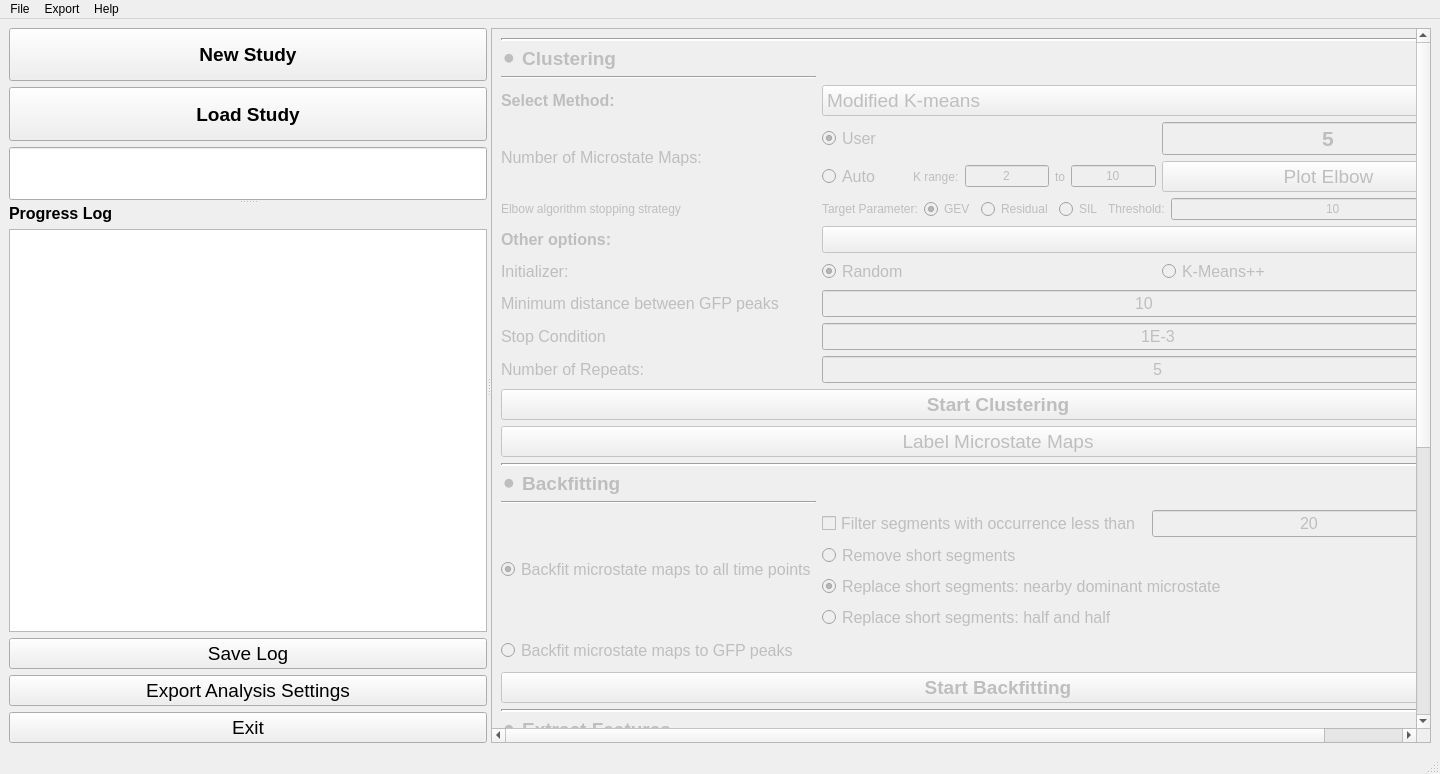
Above: src/main/resources/base/MainMicrostateWindow.ui from eeg-comet/eeg-comet before the change. Below: the same form after it.
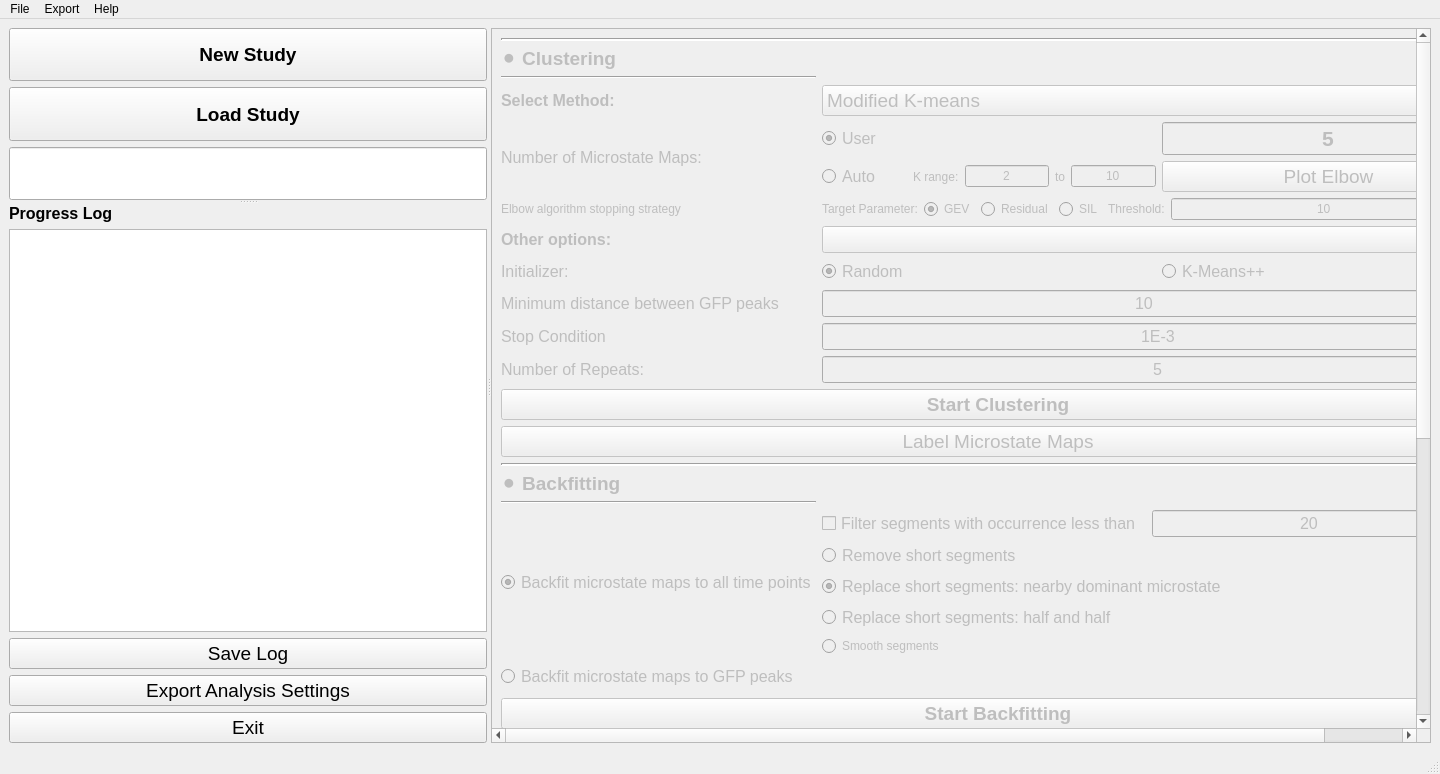
That is the form after the change.

Commit message:
add smooth segments algorithm support
add smooth segments algorithm support in back fitting part
add tbx object file's compatibility for both GUI and Terminal version

Patch:
```diff
--- a/src/main/resources/base/MainMicrostateWindow.ui
+++ b/src/main/resources/base/MainMicrostateWindow.ui
@@ -258,9 +258,9 @@
         <property name="geometry">
          <rect>
           <x>0</x>
-          <y>0</y>
+          <y>-118</y>
           <width>945</width>
-          <height>1167</height>
+          <height>1186</height>
          </rect>
         </property>
         <layout class="QVBoxLayout" name="verticalLayout_5">
@@ -1383,6 +1383,19 @@
                </attribute>
               </widget>
              </item>
+             <item>
+              <widget class="QRadioButton" name="step3_smooth_segments_radio">
+               <property name="enabled">
+                <bool>false</bool>
+               </property>
+               <property name="text">
+                <string>Smooth segments</string>
+               </property>
+               <attribute name="buttonGroup">
+                <string notr="true">buttonGroup_3</string>
+               </attribute>
+              </widget>
+             </item>
             </layout>
            </item>
            <item row="3" column="2">
@@ -1933,6 +1946,16 @@
                  </property>
                 </widget>
                </item>
+               <item>
+                <widget class="QLabel" name="step2_stopping_threshold_percentage_label">
+                 <property name="enabled">
+                  <bool>false</bool>
+                 </property>
+                 <property name="text">
+                  <string>%</string>
+                 </property>
+                </widget>
+               </item>
               </layout>
              </item>
             </layout>
```
Left out of the diff: 7 changed lines with no effect on the pictures. The commit also changes 5 other files.
